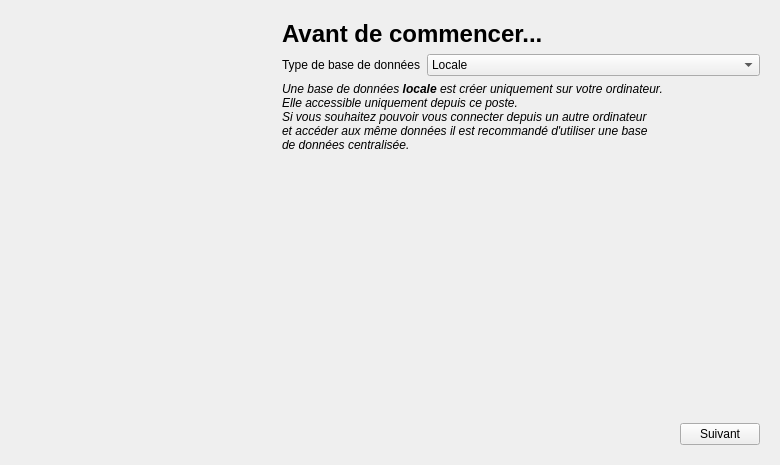
Old version of the form src/gui/dialogs/startedwindowsdialog.ui in the repository FACT-Team/FactDev.
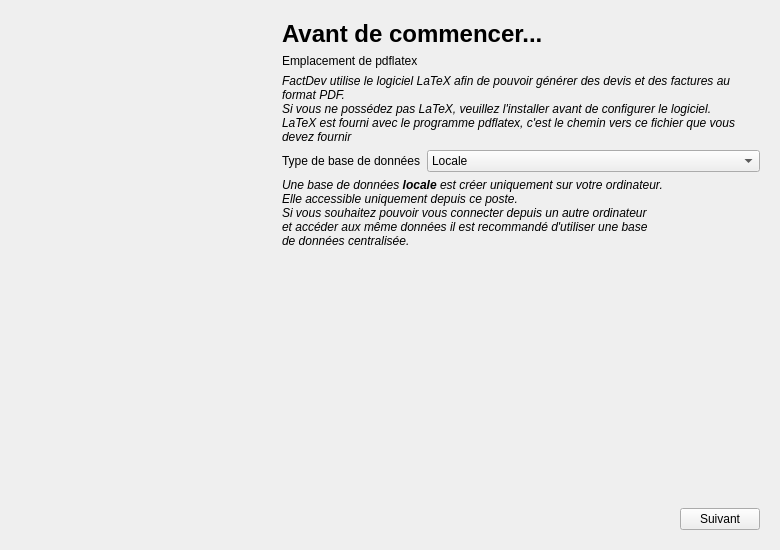
New version of the form. The open tabs and pages were chosen to show the change. Icons and pictures are not drawn. Custom widgets are drawn as their Qt base class.

Commit message: Add pdflatex chose in start windows

```diff
--- a/src/gui/dialogs/startedwindowsdialog.ui
+++ b/src/gui/dialogs/startedwindowsdialog.ui
@@ -7,19 +7,19 @@
     <x>0</x>
     <y>0</y>
     <width>780</width>
-    <height>465</height>
+    <height>550</height>
    </rect>
   </property>
   <property name="minimumSize">
    <size>
     <width>780</width>
-    <height>420</height>
+    <height>550</height>
    </size>
   </property>
   <property name="maximumSize">
    <size>
     <width>820</width>
-    <height>580</height>
+    <height>700</height>
    </size>
   </property>
   <property name="windowTitle">
@@ -130,14 +130,82 @@
      </widget>
      <widget class="QWidget" name="page_2">
       <layout class="QGridLayout" name="gridLayout_3">
-       <item row="1" column="0">
+       <item row="3" column="0">
         <widget class="QLabel" name="lbDbType">
          <property name="text">
           <string>Type de base de données</string>
          </property>
         </widget>
        </item>
-       <item row="2" column="0" colspan="5">
+       <item row="0" column="0" colspan="5">
+        <widget class="QLabel" name="lbTitleBeforeStarting">
+         <property name="font">
+          <font>
+           <pointsize>18</pointsize>
+           <weight>75</weight>
+           <bold>true</bold>
+          </font>
+         </property>
+         <property name="text">
+          <string>Avant de commencer...</string>
+         </property>
+        </widget>
+       </item>
+       <item row="1" column="0">
+        <widget class="QLabel" name="label">
+         <property name="text">
+          <string>Emplacement de pdflatex</string>
+         </property>
+        </widget>
+       </item>
+       <item row="7" column="0" colspan="5">
+        <layout class="QHBoxLayout" name="horizontalLayout_3">
+         <item>
+          <spacer name="horizontalSpacer">
+           <property name="orientation">
+            <enum>Qt::Horizontal</enum>
+           </property>
+           <property name="sizeHint" stdset="0">
+            <size>
+             <width>40</width>
+             <height>20</height>
+            </size>
+           </property>
+          </spacer>
+         </item>
+         <item>
+          <widget class="QPushButton" name="btnNextTo3">
+           <property name="text">
+            <string>Suivant</string>
+           </property>
+          </widget>
+         </item>
+        </layout>
+       </item>
+       <item row="6" column="0" colspan="5">
+        <spacer name="verticalSpacer_5">
+         <property name="orientation">
+          <enum>Qt::Vertical</enum>
+         </property>
+         <property name="sizeHint" stdset="0">
+          <size>
+           <width>20</width>
+           <height>40</height>
+          </size>
+         </property>
+        </spacer>
+       </item>
+       <item row="5" column="0" colspan="5">
+        <widget class="Gui::Widgets::DatabaseSettingsWidget" name="wdgDbType" native="true">
+         <property name="minimumSize">
+          <size>
+           <width>0</width>
+           <height>150</height>
+          </size>
+         </property>
+        </widget>
+       </item>
+       <item row="4" column="0" colspan="5">
         <widget class="QLabel" name="lbDescriptionDbType">
          <property name="autoFillBackground">
           <bool>false</bool>
@@ -150,44 +218,10 @@
          </property>
         </widget>
        </item>
-       <item row="3" column="0" colspan="5">
-        <widget class="Gui::Widgets::DatabaseSettingsWidget" name="wdgDbType" native="true">
-         <property name="minimumSize">
-          <size>
-           <width>0</width>
-           <height>150</height>
-          </size>
-         </property>
-        </widget>
-       </item>
-       <item row="0" column="0" colspan="5">
-        <widget class="QLabel" name="lbTitleBeforeStarting">
-         <property name="font">
-          <font>
-           <pointsize>18</pointsize>
-           <weight>75</weight>
-           <bold>true</bold>
-          </font>
-         </property>
-         <property name="text">
-          <string>Avant de commencer...</string>
-         </property>
-        </widget>
-       </item>
-       <item row="4" column="0" colspan="5">
-        <spacer name="verticalSpacer_5">
-         <property name="orientation">
-          <enum>Qt::Vertical</enum>
-         </property>
-         <property name="sizeHint" stdset="0">
-          <size>
-           <width>20</width>
-           <height>40</height>
-          </size>
-         </property>
-        </spacer>
-       </item>
        <item row="1" column="1" colspan="4">
+        <widget class="Gui::Widgets::Path::ChoseFileWidget" name="widget" native="true"/>
+       </item>
+       <item row="3" column="1" colspan="4">
         <widget class="QComboBox" name="cbDbType">
          <item>
           <property name="text">
@@ -201,29 +235,15 @@
          </item>
         </widget>
        </item>
-       <item row="5" column="0" colspan="5">
-        <layout class="QHBoxLayout" name="horizontalLayout_3">
-         <item>
-          <spacer name="horizontalSpacer">
-           <property name="orientation">
-            <enum>Qt::Horizontal</enum>
-           </property>
-           <property name="sizeHint" stdset="0">
-            <size>
-             <width>40</width>
-             <height>20</height>
-            </size>
-           </property>
-          </spacer>
-         </item>
-         <item>
-          <widget class="QPushButton" name="btnNextTo3">
-           <property name="text">
-            <string>Suivant</string>
-           </property>
-          </widget>
-         </item>
-        </layout>
+       <item row="2" column="0" colspan="5">
+        <widget class="QLabel" name="label_2">
+         <property name="text">
+          <string>&lt;html&gt;&lt;head/&gt;&lt;body&gt;&lt;p&gt;&lt;span style=&quot; font-style:italic;&quot;&gt;FactDev utilise le logiciel LaTeX afin de pouvoir générer des devis et des factures au format PDF.&lt;br/&gt;Si vous ne possédez pas LaTeX, veuillez l'installer avant de configurer le logiciel. &lt;br/&gt;LaTeX est fourni avec le programme pdflatex, c'est le chemin vers ce fichier que vous devez fournir&lt;/span&gt;&lt;/p&gt;&lt;/body&gt;&lt;/html&gt;</string>
+         </property>
+         <property name="wordWrap">
+          <bool>true</bool>
+         </property>
+        </widget>
        </item>
       </layout>
      </widget>
@@ -581,6 +601,12 @@
     <slot>updateNextButton()</slot>
    </slots>
   </customwidget>
+  <customwidget>
+   <class>Gui::Widgets::Path::ChoseFileWidget</class>
+   <extends>QWidget</extends>
+   <header>gui/widgets/path/chosefilewidget.h</header>
+   <container>1</container>
+  </customwidget>
  </customwidgets>
  <tabstops>
   <tabstop>leLastname</tabstop>
```
Left out of the diff: 2 changed lines with no effect on the pictures.
